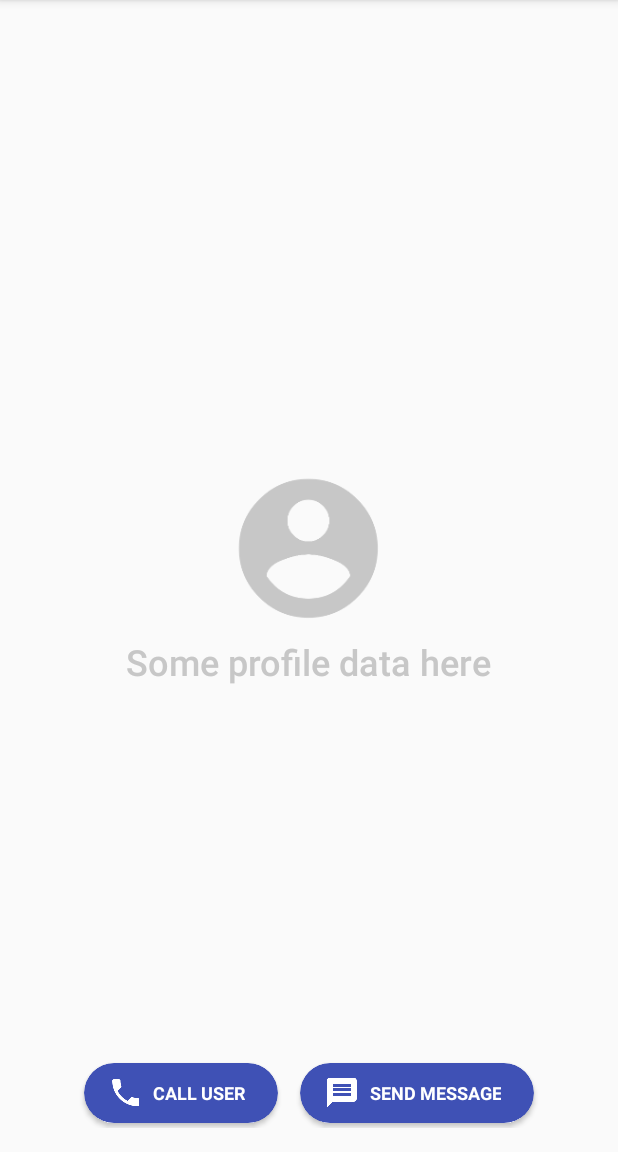
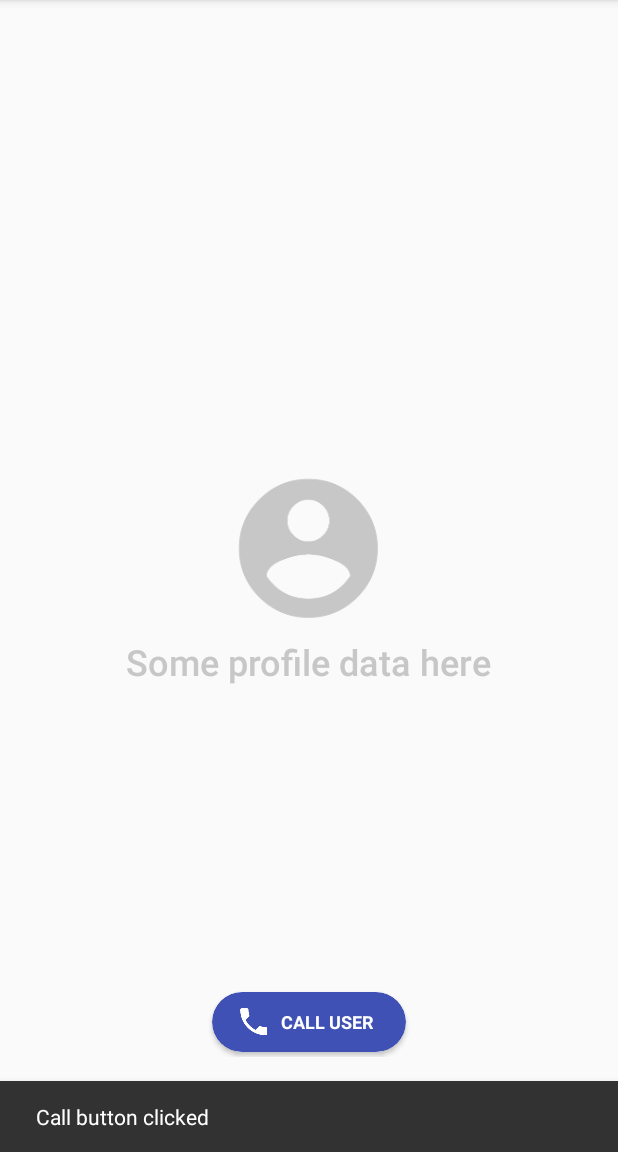
Before and after one commit to dimorinny/floating-text-button, an Android app: the screen it shows after launch (MainActivity), after a tap on "CALL USER", on a phone screen of 412 x 824 dp, the part 84-1236 px from its top. Run offline under Robolectric (Android 15) with nearby library versions, the phone set to English and light mode, and no system bars.

Commit message:
add snackbar layout behaviour as default

```diff
--- a/app/src/main/java/ru/dimorinny/floatingsample/MainActivity.java
+++ b/app/src/main/java/ru/dimorinny/floatingsample/MainActivity.java
@@ -1,10 +1,10 @@
 package ru.dimorinny.floatingsample;
 
+import android.os.Bundle;
+import android.support.design.widget.CoordinatorLayout;
+import android.support.design.widget.Snackbar;
 import android.support.v7.app.AppCompatActivity;
-import android.os.Bundle;
-import android.view.Gravity;
 import android.view.View;
-import android.widget.Toast;
 
 import ru.dimorinny.floatingtextbutton.FloatingTextButton;
 
@@ -15,24 +15,13 @@ public class MainActivity extends AppCompatActivity {
         super.onCreate(savedInstanceState);
         setContentView(R.layout.activity_main);
 
+        final CoordinatorLayout container = (CoordinatorLayout) findViewById(R.id.container);
         FloatingTextButton callButton = (FloatingTextButton) findViewById(R.id.call_button);
-        FloatingTextButton sendButton = (FloatingTextButton) findViewById(R.id.send_button);
 
         callButton.setOnClickListener(new View.OnClickListener() {
             @Override
             public void onClick(View view) {
-                Toast toast = Toast.makeText(MainActivity.this, "Call clicked", Toast.LENGTH_SHORT);
-                toast.setGravity(Gravity.TOP, 0, 240);
-                toast.show();
-            }
-        });
-
-        sendButton.setOnClickListener(new View.OnClickListener() {
-            @Override
-            public void onClick(View view) {
-                Toast toast = Toast.makeText(MainActivity.this, "Send clicked", Toast.LENGTH_SHORT);
-                toast.setGravity(Gravity.TOP, 0, 240);
-                toast.show();
+                Snackbar.make(container, "Call button clicked", Snackbar.LENGTH_SHORT).show();
             }
         });
     }
--- a/app/src/main/res/layout/activity_main.xml
+++ b/app/src/main/res/layout/activity_main.xml
@@ -1,14 +1,14 @@
 <?xml version="1.0" encoding="utf-8"?>
-<FrameLayout
+<android.support.design.widget.CoordinatorLayout
+    android:id="@+id/container"
     xmlns:android="http://schemas.android.com/apk/res/android"
     xmlns:app="http://schemas.android.com/apk/res-auto"
-    android:id="@+id/activity_main"
     android:layout_width="match_parent"
-    android:layout_height="match_parent"
-    android:paddingBottom="@dimen/activity_vertical_margin"
-    android:paddingLeft="@dimen/activity_horizontal_margin"
-    android:paddingRight="@dimen/activity_horizontal_margin"
-    android:paddingTop="@dimen/activity_vertical_margin">
+    android:layout_height="match_parent">
+
+    <ScrollView
+        android:layout_width="match_parent"
+        android:layout_height="match_parent">
 
         <LinearLayout
             android:id="@+id/directory_empty_view"
@@ -16,6 +16,10 @@
             android:layout_height="wrap_content"
             android:layout_gravity="center"
             android:orientation="vertical"
+            android:paddingBottom="@dimen/activity_vertical_margin"
+            android:paddingLeft="@dimen/activity_horizontal_margin"
+            android:paddingRight="@dimen/activity_horizontal_margin"
+            android:paddingTop="@dimen/activity_vertical_margin"
             >
 
             <ImageView
@@ -36,37 +40,17 @@
                 />
 
         </LinearLayout>
-
-    <LinearLayout
-        android:layout_width="wrap_content"
-        android:layout_height="wrap_content"
-        android:layout_gravity="center_horizontal|bottom"
-        android:orientation="horizontal">
+    </ScrollView>
 
     <ru.dimorinny.floatingtextbutton.FloatingTextButton
         android:id="@+id/call_button"
         android:layout_width="wrap_content"
         android:layout_height="wrap_content"
-            android:layout_marginEnd="4dp"
-            android:layout_marginLeft="8dp"
-            android:layout_marginRight="4dp"
-            android:layout_marginStart="8dp"
+        android:layout_gravity="center_horizontal|bottom"
+        android:layout_marginBottom="16dp"
         app:floating_background_color="?attr/colorPrimary"
         app:floating_icon="@drawable/ic_phone_white_24dp"
         app:floating_title="@string/call_button_title"
         app:floating_title_color="@android:color/white"/>
 
-        <ru.dimorinny.floatingtextbutton.FloatingTextButton
-            android:id="@+id/send_button"
-            android:layout_width="wrap_content"
-            android:layout_height="wrap_content"
-            android:layout_marginEnd="8dp"
-            android:layout_marginLeft="4dp"
-            android:layout_marginRight="8dp"
-            android:layout_marginStart="4dp"
-            app:floating_background_color="?attr/colorPrimary"
-            app:floating_icon="@drawable/ic_message_white_24dp"
-            app:floating_title="@string/send_button_title"
-            app:floating_title_color="@android:color/white"/>
-    </LinearLayout>
-</FrameLayout>
+</android.support.design.widget.CoordinatorLayout>
--- a/floatingtextbutton/build.gradle
+++ b/floatingtextbutton/build.gradle
@@ -27,5 +27,6 @@ android {
 
 dependencies {
     compile 'com.android.support:appcompat-v7:25.1.0'
-    compile "com.android.support:cardview-v7:25.1.0"
+    compile 'com.android.support:design:25.1.0'
+    compile 'com.android.support:cardview-v7:25.1.0'
 }
--- a/floatingtextbutton/src/main/java/ru/dimorinny/floatingtextbutton/FloatingTextButton.java
+++ b/floatingtextbutton/src/main/java/ru/dimorinny/floatingtextbutton/FloatingTextButton.java
@@ -6,6 +6,7 @@ import android.graphics.Color;
 import android.graphics.drawable.Drawable;
 import android.os.Build;
 import android.support.annotation.ColorInt;
+import android.support.design.widget.CoordinatorLayout;
 import android.support.v7.widget.CardView;
 import android.util.AttributeSet;
 import android.view.LayoutInflater;
@@ -14,8 +15,10 @@ import android.widget.FrameLayout;
 import android.widget.ImageView;
 import android.widget.TextView;
 
+import ru.dimorinny.floatingtextbutton.behaviour.SnackbarBehaviour;
 import ru.dimorinny.floatingtextbutton.util.DimensionUtils;
 
+@CoordinatorLayout.DefaultBehavior(SnackbarBehaviour.class)
 public class FloatingTextButton extends FrameLayout {
 
     private CardView container;
--- /dev/null
+++ b/floatingtextbutton/src/main/java/ru/dimorinny/floatingtextbutton/behaviour/SnackbarBehaviour.java
@@ -0,0 +1,35 @@
+package ru.dimorinny.floatingtextbutton.behaviour;
+
+import android.support.design.widget.CoordinatorLayout;
+import android.support.design.widget.Snackbar;
+import android.view.View;
+
+import ru.dimorinny.floatingtextbutton.FloatingTextButton;
+
+public class SnackbarBehaviour extends CoordinatorLayout.Behavior<FloatingTextButton> {
+
+    @Override
+    public boolean layoutDependsOn(
+            CoordinatorLayout parent,
+            FloatingTextButton child,
+            View dependency
+    ) {
+        return dependency instanceof Snackbar.SnackbarLayout;
+    }
+
+    @Override
+    public boolean onDependentViewChanged(
+            CoordinatorLayout parent,
+            FloatingTextButton child,
+            View dependency
+    ) {
+        if (child.getTranslationY() > 0) {
+            return true;
+        }
+
+        child.setTranslationY(
+                Math.min(0f, dependency.getTranslationY() - dependency.getHeight())
+        );
+        return true;
+    }
+}
```
Lines whose indentation alone changed are shown as unchanged.
